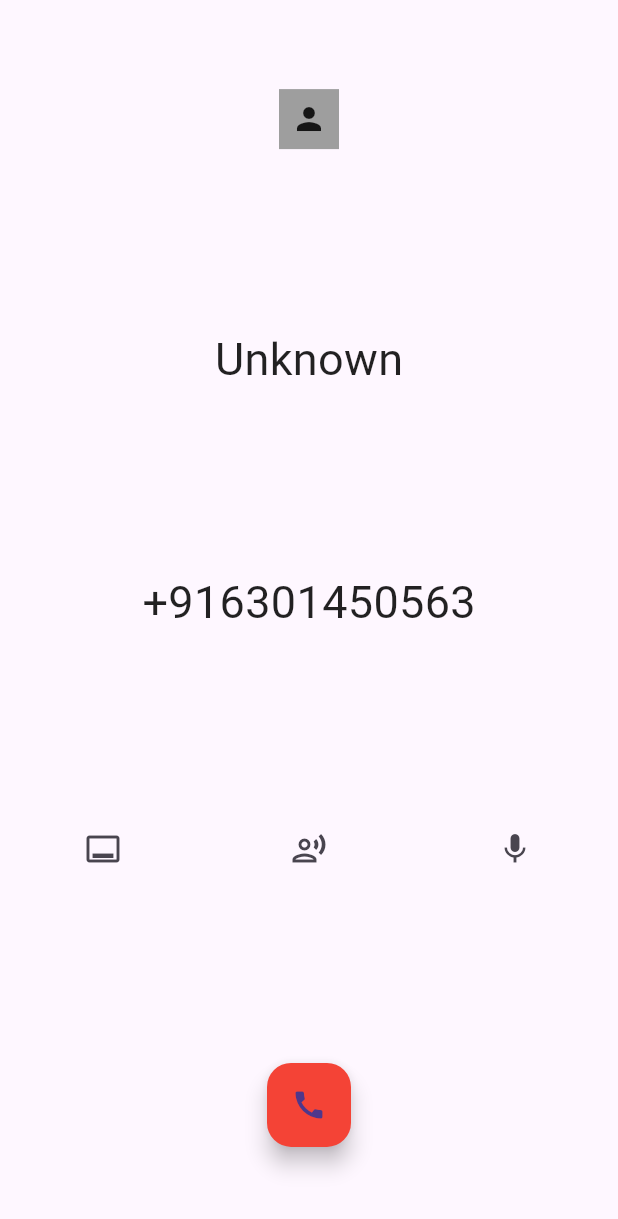
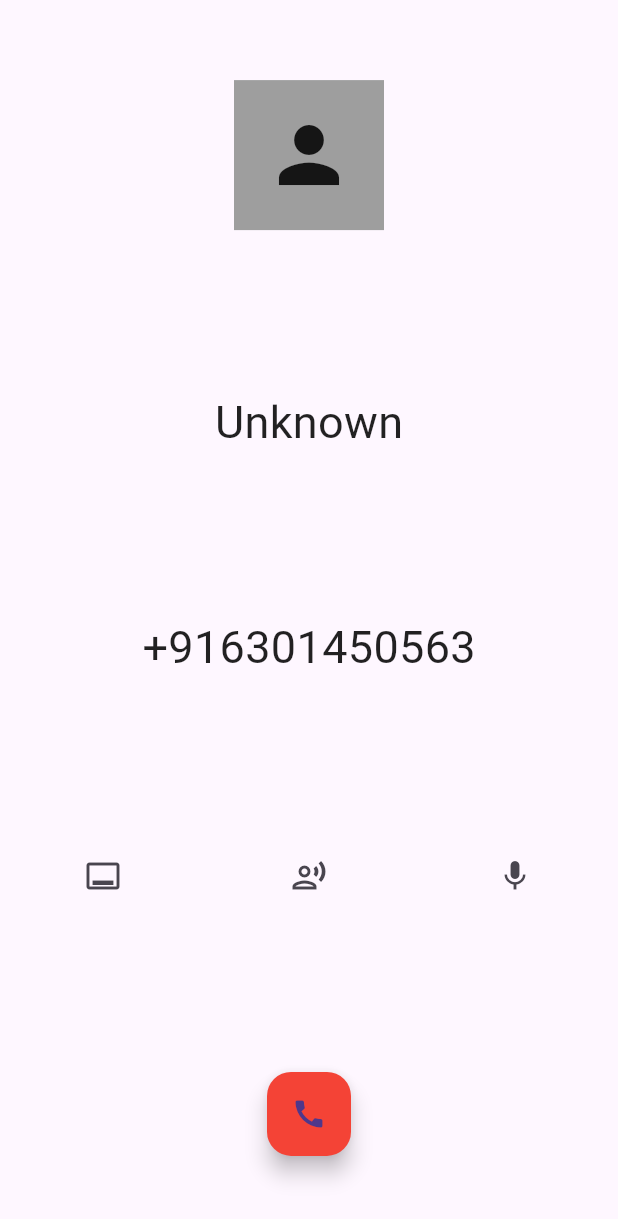
Before and after one commit to VARKOLU1729/voc_sdk, a Flutter app: the screen it shows after launch, after a tap on "Click to Call", on a phone screen of 412 x 824 dp. Shown: the top 1219 px of the screen. Run offline on Flutter 3.47's test engine with Material 3 defaults, Android fonts, the light colour scheme and no system bars; our stand-ins replace permission_handler.

```diff
--- a/lib/Screens/call_screen.dart
+++ b/lib/Screens/call_screen.dart
@@ -71,11 +71,11 @@ class _CallScreenState extends State<CallScreen> {
         children: [
 
           Container(
-            height: 40,
-            width: 40,
+            height: 100,
+            width: 100,
             color: Colors.grey,
             child: ClipOval(
-              child: Icon(Icons.person),
+              child: Icon(Icons.person, size: 60,),
             ),
           ),
 
```
Also changed, not shown: lib/Screens/call_logs.dart (+17 -2 lines).
